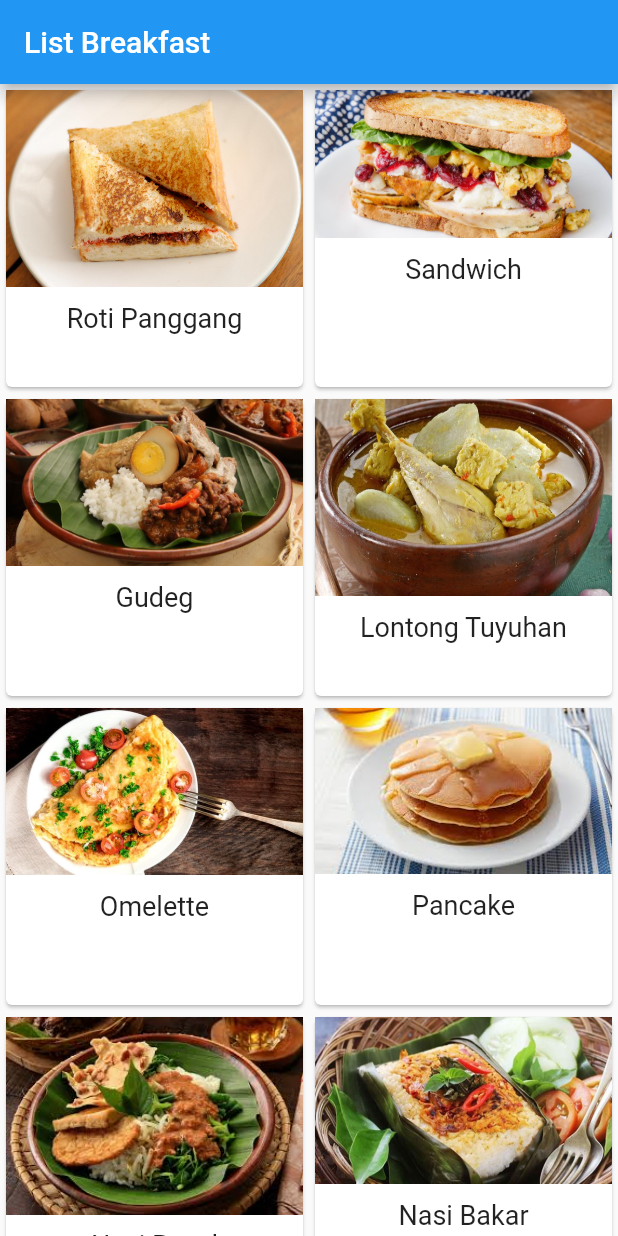
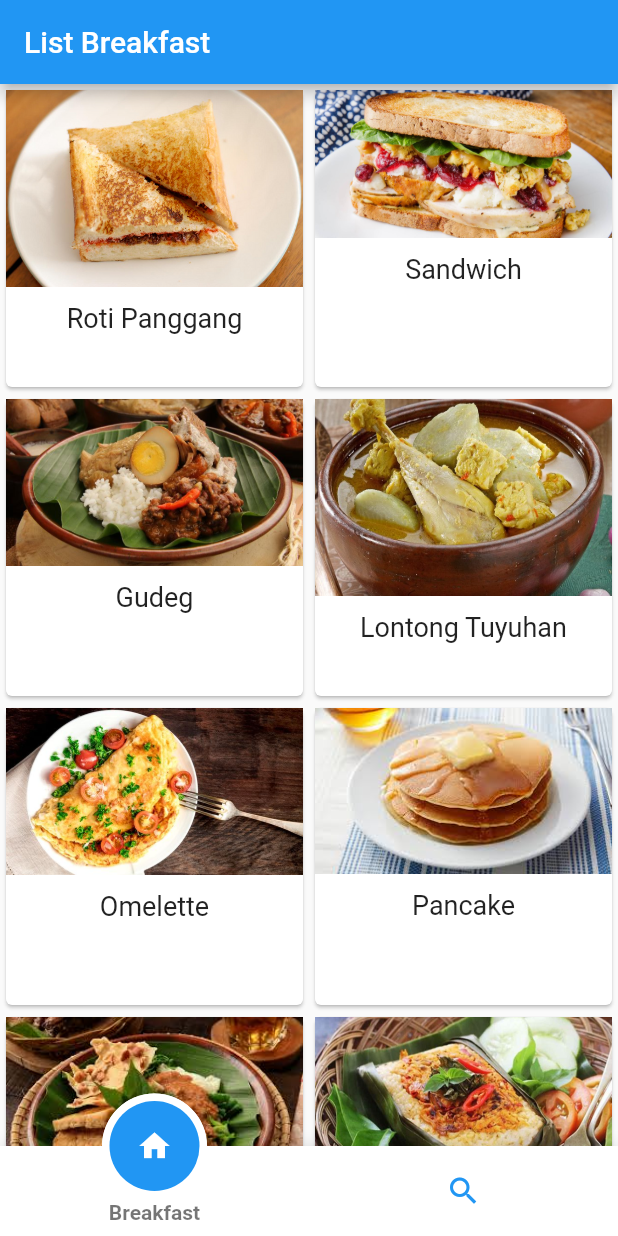
Before and after one commit to julis/flutter_sandec11, a Flutter app: the screen it shows after launch, on a phone screen of 412 x 824 dp. Run offline on Flutter 3.47's test engine with Material 2 defaults, Android fonts, the phone set to English and light mode, and no system bars; drawn by our look-alikes of fancy_bottom_navigation.

```diff
--- /dev/null
+++ b/lib/breakfast.dart
@@ -0,0 +1,97 @@
+import 'package:flutter/material.dart';
+
+import 'data.dart';
+import 'detail.dart';
+
+class BreakfastPage extends StatefulWidget {
+  @override
+  _BreakfastPageState createState() => _BreakfastPageState();
+}
+
+class _BreakfastPageState extends State<BreakfastPage> {
+  GlobalKey<ScaffoldState> _scaffoldKey = GlobalKey<ScaffoldState>();
+  List<Container> _menuBreakfast = List();
+  var _breakfast = sarapan;
+
+  @override
+  void initState() {
+    _populateMenuBreakfast();
+    super.initState();
+  }
+
+  _populateMenuBreakfast() {
+      _menuBreakfast = _breakfast.map((item){
+      final image = item['gambar'];
+      final name = item['nama'];
+      final ket = item['ket'];
+
+      final container = _buildContainer(image, name, ket);
+      return container;
+    }).toList();
+  }
+
+  Container _buildContainer(String image, String name, String ket) {
+
+    return Container(
+        child: Card(
+          child: Column(
+            children: <Widget>[
+              Hero(
+                tag: ['image'],
+                child: InkWell(
+                  onTap: () {
+                    _scaffoldKey.currentState.showSnackBar(
+                      SnackBar(
+                        content: Text(name),
+                        action: SnackBarAction(
+                          label: 'Detail',
+                          textColor: Colors.blue,
+                          onPressed: (){
+                            Navigator.of(context).push(
+                              MaterialPageRoute(
+                                builder: (BuildContext context) => DetailPageBreakfast(image:image, name:name, ket:ket)
+                              )
+                            );
+                          },
+                        ),
+                      )
+                    );
+                  },
+                  child: Image.asset(
+                    'img/$image',
+                    fit: BoxFit.cover,
+                    ),
+                ),
+              ),
+              Padding(
+                padding: EdgeInsets.all(5.0),
+              ),
+              Text(
+                name,
+                style: TextStyle(fontSize: 18.0),
+              )
+            ],
+          ),
+        ),
+      );
+  }
+
+  Future<Null> _refresh() {
+  return _populateMenuBreakfast();
+}
+
+  @override
+  Widget build(BuildContext context) {
+    return Scaffold(
+        key: _scaffoldKey,
+      appBar: AppBar(
+        title: Text('List Breakfast'),
+      ),
+      body: GridView.count(
+          crossAxisCount: 2,
+          children: _menuBreakfast,
+      ),
+
+    );
+  }
+}
--- a/lib/main.dart
+++ b/lib/main.dart
@@ -1,106 +1,42 @@
+import 'package:fancy_bottom_navigation/fancy_bottom_navigation.dart';
 import 'package:flutter/material.dart';
-import 'detail.dart';
-import 'data.dart';
+import 'package:sandec_tutorial/desert.dart';
+import 'breakfast.dart';
 
-void main() => runApp(MyApp());
+void main() => runApp(
+  MaterialApp(
+    home: MyApp()
+  )
+);
 
-class MyApp extends StatelessWidget {
+class MyApp extends StatefulWidget {
   @override
-  Widget build(BuildContext context) {
-    return new MaterialApp(
-        home: new BreakfastPage());
-  }
+  _MyAppState createState() => _MyAppState();
 }
 
-class BreakfastPage extends StatefulWidget {
-  @override
-  _BreakfastPageState createState() => _BreakfastPageState();
-}
+class _MyAppState extends State<MyApp> {
+  int _activePage = 0;
 
-class _BreakfastPageState extends State<BreakfastPage> {
-  GlobalKey<ScaffoldState> _scaffoldKey = GlobalKey<ScaffoldState>();
-  List<Container> _menuBreakfast = List();
-  var _breakfast = sarapan;
-
-  @override
-  void initState() {
-    _populateMenuBreakfast();
-    super.initState();
-  }
-
-  _populateMenuBreakfast() {
-      _menuBreakfast = _breakfast.map((item){
-      final image = item['gambar'];
-      final name = item['nama'];
-      final ket = item['ket'];
-
-      final container = _buildContainer(image, name, ket);
-      return container;
-    }).toList();
-  }
-
-  Container _buildContainer(String image, String name, String ket) {
-
-    return Container(
-        child: Card(
-          child: Column(
-            children: <Widget>[
-              Hero(
-                tag: ['image'],
-                child: InkWell(
-                  onTap: () {
-                    _scaffoldKey.currentState.showSnackBar(
-                      SnackBar(
-                        content: Text(name),
-                        action: SnackBarAction(
-                          label: 'Detail',
-                          textColor: Colors.blue,
-                          onPressed: (){
-                            Navigator.of(context).push(
-                              MaterialPageRoute(
-                                builder: (BuildContext context) => DetailPageBreakfast(image:image, name:name, ket:ket)
-                              )
-                            );
-                          },
-                        ),
-                      )
-                    );
-                  },
-                  child: Image.asset(
-                    'img/$image',
-                    fit: BoxFit.cover,
-                    ),
-                ),
-              ),
-              Padding(
-                padding: EdgeInsets.all(5.0),
-              ),
-              Text(
-                name,
-                style: TextStyle(fontSize: 18.0),
-              )
-            ],
-          ),
-        ),
-      );
-  }
-
-  Future<Null> _refresh() {
-  return _populateMenuBreakfast();
-}
+  List<Widget> pages = <Widget>[
+    BreakfastPage(),
+    DessertPage()
+  ];
 
   @override
   Widget build(BuildContext context) {
     return Scaffold(
-        key: _scaffoldKey,
-      appBar: AppBar(
-        title: Text('List Breakfast'),
-      ),
-      body: GridView.count(
-          crossAxisCount: 2,
-          children: _menuBreakfast,
-      ),
-
-    );;
+      body: pages[_activePage],
+      bottomNavigationBar: FancyBottomNavigation(
+      tabs: [
+          TabData(iconData: Icons.home, title: "Breakfast"),
+          TabData(iconData: Icons.search, title: "Dessert"),
+      ],
+      onTabChangedListener: (position) {
+          setState(() {
+          _activePage = position;
+          });
+      },
+    )
+    );
   }
 }
--- a/pubspec.yaml
+++ b/pubspec.yaml
@@ -23,6 +23,8 @@ dependencies:
   # The following adds the Cupertino Icons font to your application.
   # Use with the CupertinoIcons class for iOS style icons.
   cupertino_icons: ^0.1.2
+  fancy_bottom_navigation: ^0.3.2
+
 
 dev_dependencies:
   flutter_test:
```
Also changed, not shown: lib/desert.dart (added, +16 -0 lines), pubspec.lock.
